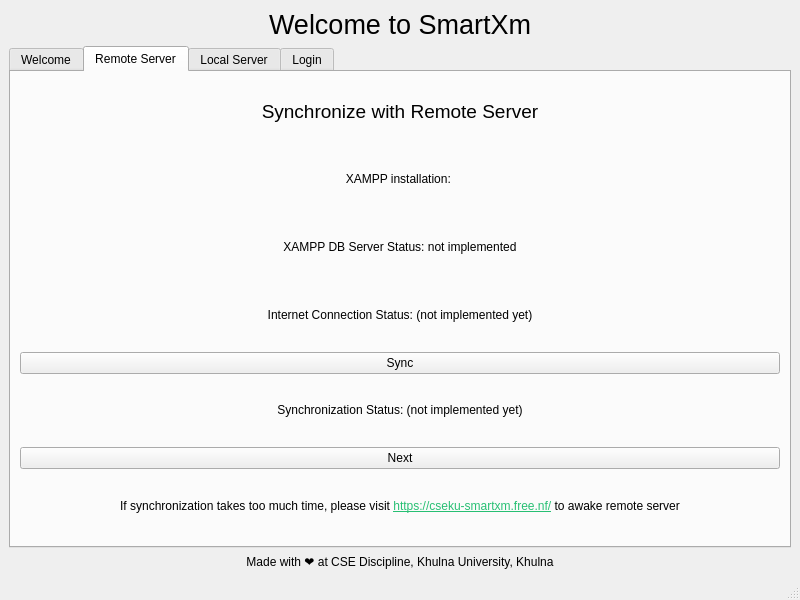
Above: src/SmartXm-CSEKU/welcomewindow.ui from KaziRifatMorshed/SmartXm before the change. Below: the same form after it.
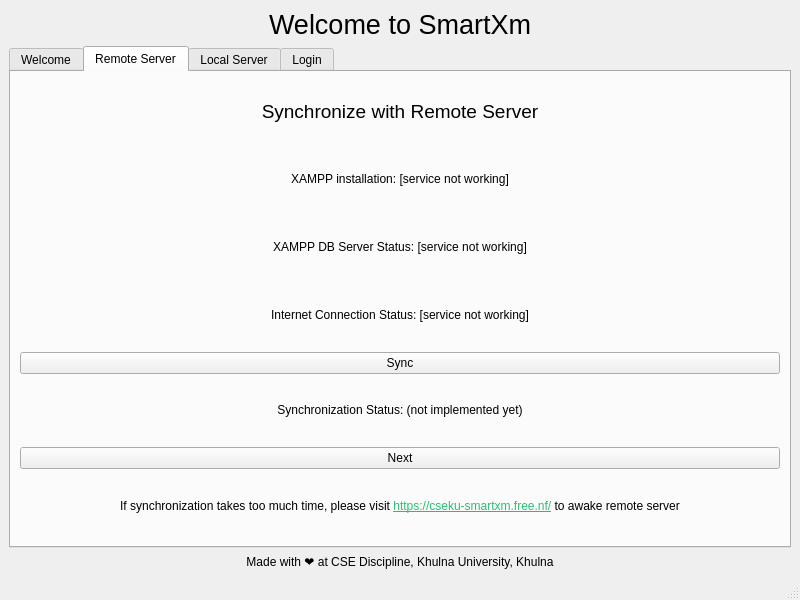
That is the form after the change. Icons and pictures are not drawn.

Commit message: dynamic real time status update

```diff
--- a/src/SmartXm-CSEKU/welcomewindow.ui
+++ b/src/SmartXm-CSEKU/welcomewindow.ui
@@ -92,21 +92,21 @@
         <item>
          <widget class="QLabel" name="xampp_installation_label_2">
           <property name="text">
-           <string>&lt;html&gt;&lt;head/&gt;&lt;body&gt;&lt;p align=&quot;center&quot;&gt;XAMPP installation: &lt;/p&gt;&lt;/body&gt;&lt;/html&gt;</string>
+           <string>&lt;html&gt;&lt;head/&gt;&lt;body&gt;&lt;p align=&quot;center&quot;&gt;XAMPP installation:  [service not working]&lt;/p&gt;&lt;/body&gt;&lt;/html&gt;</string>
           </property>
          </widget>
         </item>
         <item>
          <widget class="QLabel" name="xampp_status_label">
           <property name="text">
-           <string>&lt;html&gt;&lt;head/&gt;&lt;body&gt;&lt;p align=&quot;center&quot;&gt;XAMPP DB Server Status: not implemented&lt;/p&gt;&lt;/body&gt;&lt;/html&gt;</string>
+           <string>&lt;html&gt;&lt;head/&gt;&lt;body&gt;&lt;p align=&quot;center&quot;&gt;XAMPP DB Server Status: [service not working]&lt;/p&gt;&lt;/body&gt;&lt;/html&gt;</string>
           </property>
          </widget>
         </item>
         <item>
          <widget class="QLabel" name="netConnectionStatus_label">
           <property name="text">
-           <string>&lt;html&gt;&lt;head/&gt;&lt;body&gt;&lt;p align=&quot;center&quot;&gt;Internet Connection Status: (not implemented yet)&lt;/p&gt;&lt;/body&gt;&lt;/html&gt;</string>
+           <string>&lt;html&gt;&lt;head/&gt;&lt;body&gt;&lt;p align=&quot;center&quot;&gt;Internet Connection Status: [service not working]&lt;/p&gt;&lt;/body&gt;&lt;/html&gt;</string>
           </property>
          </widget>
         </item>
```
The commit also changes 2 other files.
